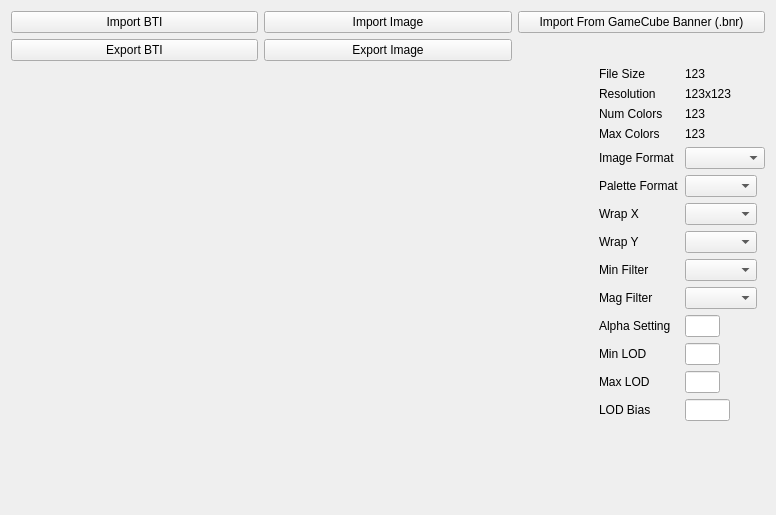
Above: gcft_ui/bti_tab.ui from LagoLunatic/GCFT before the change. Below: the same form after it.
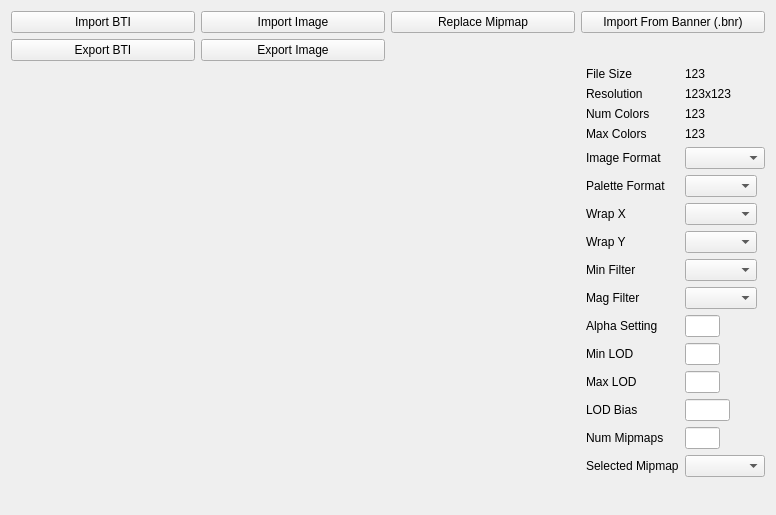
That is the form after the change.

Commit message: BTI: Implement mipmap support

```diff
--- a/gcft_ui/bti_tab.ui
+++ b/gcft_ui/bti_tab.ui
@@ -30,10 +30,17 @@
        </property>
       </widget>
      </item>
+     <item>
+      <widget class="QPushButton" name="replace_bti_mipmap">
+       <property name="text">
+        <string>Replace Mipmap</string>
+       </property>
+      </widget>
+     </item>
      <item>
       <widget class="QPushButton" name="import_bti_from_bnr">
        <property name="text">
-        <string>Import From GameCube Banner (.bnr)</string>
+        <string>Import From Banner (.bnr)</string>
        </property>
       </widget>
      </item>
@@ -58,14 +65,17 @@
      <item>
       <widget class="QWidget" name="widget" native="true"/>
      </item>
+     <item>
+      <widget class="QWidget" name="widget_2" native="true"/>
+     </item>
     </layout>
    </item>
    <item>
-    <layout class="QHBoxLayout" name="horizontalLayout_8">
+    <layout class="QHBoxLayout" name="horizontalLayout_8" stretch="1,0">
      <item>
       <widget class="QWidget" name="bti_image_container" native="true">
        <layout class="QVBoxLayout" name="verticalLayout_12">
-        <property name="margin">
+        <property name="margin" stdset="0">
          <number>0</number>
         </property>
         <item>
@@ -145,8 +155,8 @@
             <rect>
              <x>0</x>
              <y>0</y>
-             <width>591</width>
-             <height>433</height>
+             <width>570</width>
+             <height>431</height>
             </rect>
            </property>
            <layout class="QGridLayout" name="gridLayout">
@@ -393,6 +403,40 @@
          </property>
         </widget>
        </item>
+       <item row="14" column="0">
+        <widget class="QLabel" name="label_14">
+         <property name="text">
+          <string>Num Mipmaps</string>
+         </property>
+        </widget>
+       </item>
+       <item row="14" column="1">
+        <widget class="QLineEdit" name="bti_mipmap_count">
+         <property name="maximumSize">
+          <size>
+           <width>35</width>
+           <height>16777215</height>
+          </size>
+         </property>
+        </widget>
+       </item>
+       <item row="15" column="0">
+        <widget class="QLabel" name="label_16">
+         <property name="text">
+          <string>Selected Mipmap</string>
+         </property>
+        </widget>
+       </item>
+       <item row="15" column="1">
+        <widget class="QComboBox" name="bti_curr_mipmap">
+         <property name="minimumSize">
+          <size>
+           <width>80</width>
+           <height>0</height>
+          </size>
+         </property>
+        </widget>
+       </item>
       </layout>
      </item>
     </layout>
```
The commit also changes 3 other files.
